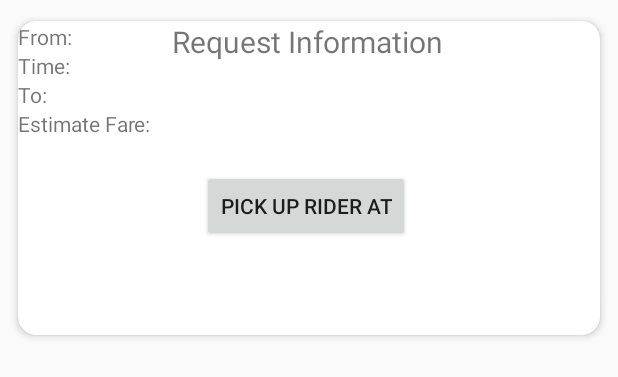
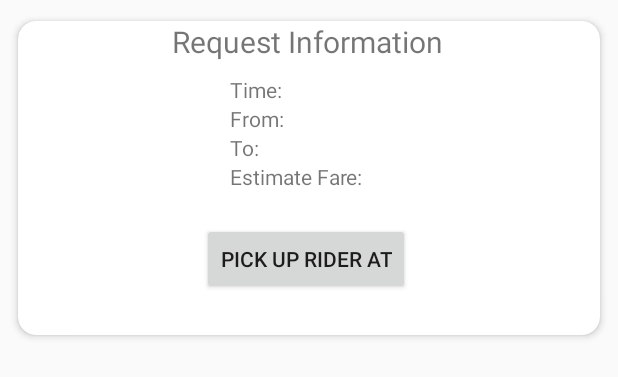
Before and after one commit to CMPUT301W20T04/HopInNow, an Android app: the layout fragment_driver_pick_rider_up.xml on its own in the app's theme, with its tools: preview values and no code run, on a phone screen of 412 x 824 dp. Shown: the top 377 px of the screen. Run offline under Robolectric (Android 15) with nearby library versions, the phone set to English and light mode, and no system bars.

```diff
--- a/HopInNow/app/src/main/res/layout/fragment_pick_rider_up.xml
+++ b/HopInNow/app/src/main/res/layout/fragment_driver_pick_rider_up.xml
@@ -63,25 +63,29 @@
             android:layout_width="103dp"
             android:layout_height="79dp"
             android:layout_margin="8dp"
+            android:layout_marginStart="130dp"
+            android:layout_marginTop="10dp"
+            android:layout_marginEnd="275dp"
             android:gravity="center"
             android:orientation="vertical"
-            tools:layout_editor_absoluteX="130dp"
-            tools:layout_editor_absoluteY="37dp">
+            app:layout_constraintEnd_toEndOf="parent"
+            app:layout_constraintStart_toStartOf="parent"
+            app:layout_constraintTop_toBottomOf="@+id/RequestInfoText">
 
+
+            <TextView
+                android:id="@+id/requestTimeText"
+                android:layout_width="match_parent"
+                android:layout_height="wrap_content"
+                android:text="Time:"
+                tools:layout_editor_absoluteX="130dp"
+                tools:layout_editor_absoluteY="37dp" />
 
             <TextView
                 android:id="@+id/requestFromText"
                 android:layout_width="match_parent"
                 android:layout_height="wrap_content"
                 android:text="From:" />
-
-            <TextView
-                android:id="@+id/timeText"
-                android:layout_width="match_parent"
-                android:layout_height="wrap_content"
-                android:text="Time:"
-                tools:layout_editor_absoluteX="130dp"
-                tools:layout_editor_absoluteY="37dp" />
 
             <TextView
                 android:id="@+id/requestToText"
@@ -92,7 +96,7 @@
                 tools:layout_editor_absoluteY="75dp" />
 
             <TextView
-                android:id="@+id/costText"
+                android:id="@+id/requestCostText"
                 android:layout_width="match_parent"
                 android:layout_height="wrap_content"
                 android:text="Estimate Fare:"
```
Also changed, not shown: HopInNow/app/src/main/java/com/example/hopinnow/activities/DriverMapActivity.java (+72 -0 lines), HopInNow/app/src/main/java/com/example/hopinnow/activities/pickUpAndCurrentRequest.java (added, +123 -0 lines), HopInNow/app/src/main/java/com/example/hopinnow/database/DatabaseAccessor.java (renamed from HopInNow/app/src/main/java/com/example/hopinnow/Database/DatabaseAccessor.java), HopInNow/app/src/main/java/com/example/hopinnow/database/RequestDatabaseAccessor.java (renamed from HopInNow/app/src/main/java/com/example/hopinnow/Database/RequestDatabaseAccessor.java), HopInNow/app/src/main/java/com/example/hopinnow/database/UserDatabaseAccessor.java (renamed from HopInNow/app/src/main/java/com/example/hopinnow/Database/UserDatabaseAccessor.java), 1 other file.
